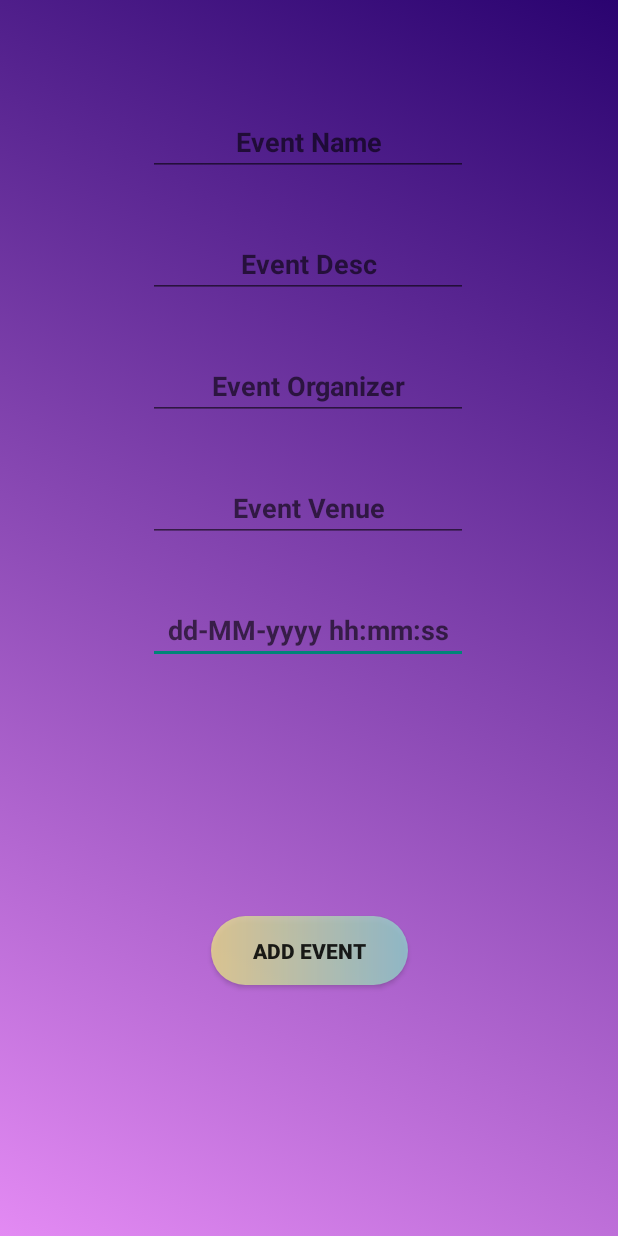
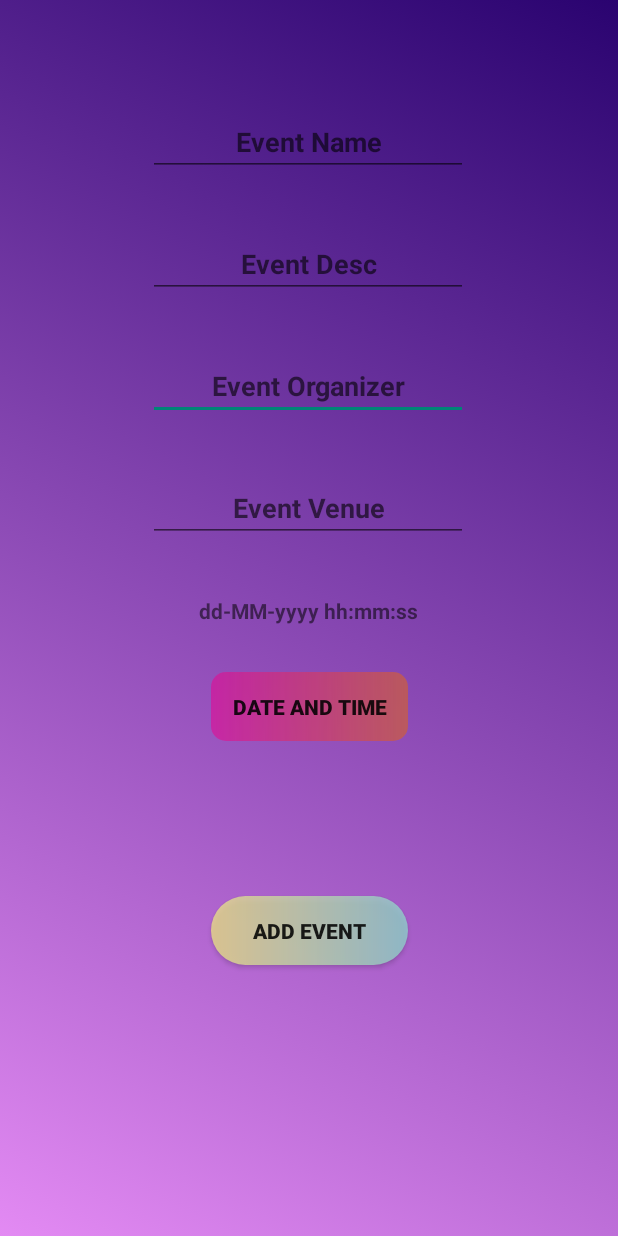
Before and after one commit to ankit20027/EventHUB, an Android app: the AddEventActivity screen opened directly, with no data from a screen before it, after a tap on "ADD EVENT", on a phone screen of 412 x 824 dp. Run offline under Robolectric (Android 15) with nearby library versions, the phone set to English and light mode, and no system bars; our stand-ins replace Firebase (no records; nobody signed in at launch, a user with empty details on screens opened directly).

Commit message:
FINAL COMMIT TO PROJECT

```diff
--- a/app/src/main/java/com/example/eventhub/AddEventActivity.java
+++ b/app/src/main/java/com/example/eventhub/AddEventActivity.java
@@ -3,12 +3,19 @@ package com.example.eventhub;
 import androidx.appcompat.app.AppCompatActivity;
 import androidx.constraintlayout.widget.ConstraintLayout;
 
+import android.app.DatePickerDialog;
+import android.app.TimePickerDialog;
 import android.content.Intent;
 import android.graphics.drawable.AnimationDrawable;
 import android.os.Bundle;
+import android.util.Log;
+import android.view.View;
 import android.widget.Button;
 import android.widget.CheckBox;
+import android.widget.DatePicker;
 import android.widget.EditText;
+import android.widget.TextView;
+import android.widget.TimePicker;
 import android.widget.Toast;
 
 import com.google.firebase.database.DataSnapshot;
@@ -17,14 +24,19 @@ import com.google.firebase.database.DatabaseReference;
 import com.google.firebase.database.FirebaseDatabase;
 import com.google.firebase.database.ValueEventListener;
 
+import java.text.SimpleDateFormat;
 import java.util.ArrayList;
+import java.util.Calendar;
 import java.util.List;
+import java.util.Locale;
 
 public class AddEventActivity extends AppCompatActivity {
     Button submitButton;
-    EditText nameTxt, venueTxt, descTxt, orgTxt, timeTxt;
+    EditText nameTxt, venueTxt, descTxt, orgTxt;
+    TextView timeTxt;
     CheckBox pastChkBox;
     DatabaseReference reff;
+    String Time = "01-01-2001 00:00:00";
     @Override
     protected void onCreate(Bundle savedInstanceState) {
         super.onCreate(savedInstanceState);
@@ -44,12 +56,63 @@ public class AddEventActivity extends AppCompatActivity {
         venueTxt = findViewById(R.id.venueText);
         orgTxt = findViewById(R.id.organizerText);
         timeTxt = findViewById(R.id.timeText);
+
+
+        Button button = findViewById(R.id.Date_Time);
+        button.setOnClickListener(new View.OnClickListener() {
+            @Override
+            public void onClick(View v) {
+                // Create a calendar instance to get the current date and time
+                Calendar calendar = Calendar.getInstance();
+
+                // Create a DatePickerDialog to allow the user to select the date
+                DatePickerDialog datePickerDialog = new DatePickerDialog(AddEventActivity.this,
+                        new DatePickerDialog.OnDateSetListener() {
+                            @Override
+                            public void onDateSet(DatePicker view, int year, int month, int dayOfMonth) {
+                                // Set the selected date on the calendar instance
+                                calendar.set(Calendar.YEAR, year);
+                                calendar.set(Calendar.MONTH, month);
+                                calendar.set(Calendar.DAY_OF_MONTH, dayOfMonth);
+
+                                // Create a TimePickerDialog to allow the user to select the time
+                                TimePickerDialog timePickerDialog = new TimePickerDialog(AddEventActivity.this,
+                                        new TimePickerDialog.OnTimeSetListener() {
+                                            @Override
+                                            public void onTimeSet(TimePicker view, int hourOfDay, int minute) {
+                                                // Set the selected time on the calendar instance
+                                                calendar.set(Calendar.HOUR_OF_DAY, hourOfDay);
+                                                calendar.set(Calendar.MINUTE, minute);
+
+                                                // Format the selected date and time into a string using SimpleDateFormat
+                                                SimpleDateFormat sdf = new SimpleDateFormat("dd-MM-yyyy HH:mm:ss", Locale.getDefault());
+                                                String formattedDateTime = sdf.format(calendar.getTime());
+
+                                                Time = formattedDateTime;
+                                                String finalTime = Time.substring(0, Time.length()-2) + "00";
+                                                Time = finalTime;
+                                                timeTxt.setText(finalTime);
+
+                                                // Do something with the formatted date and time string
+                                                Log.d("DateTime", finalTime);
+                                            }
+                                        }, calendar.get(Calendar.HOUR_OF_DAY), calendar.get(Calendar.MINUTE), true);
+                                timePickerDialog.show();
+                            }
+                        }, calendar.get(Calendar.YEAR), calendar.get(Calendar.MONTH), calendar.get(Calendar.DAY_OF_MONTH));
+                datePickerDialog.show();
+            }
+        });
+
+
+
         submitButton.setOnClickListener(view -> {
             String  name = nameTxt.getText().toString(),
                     desc = descTxt.getText().toString(),
                     venue = venueTxt.getText().toString(),
                     org = orgTxt.getText().toString(),
-                    time = timeTxt.getText().toString();
+//                    time = timeTxt.getText().toString();
+                    time = Time;
             reff.child("Clubs").child(clubName).push().setValue(new Event(name,time,venue,desc,org,false));
             reff.child("ClubsName").addValueEventListener(new ValueEventListener() {
                 @Override
--- a/app/src/main/res/layout/activity_add_event.xml
+++ b/app/src/main/res/layout/activity_add_event.xml
@@ -8,15 +8,14 @@
     android:id="@+id/constraint_ID"
     tools:context=".AddEventActivity">
 
-    <EditText
+    <TextView
         android:id="@+id/timeText"
         android:layout_width="wrap_content"
         android:layout_height="wrap_content"
         android:layout_marginTop="36dp"
         android:textStyle="bold"
         android:ems="10"
-        android:hint="dd-MM-yyyy hh:mm:ss"
-        android:inputType="textPersonName"
+        android:text="dd-MM-yyyy hh:mm:ss"
         android:textAlignment="center"
         app:layout_constraintEnd_toEndOf="parent"
         app:layout_constraintHorizontal_bias="0.497"
@@ -106,4 +105,17 @@
         app:layout_constraintEnd_toEndOf="parent"
         app:layout_constraintStart_toStartOf="parent"
         app:layout_constraintTop_toBottomOf="@+id/timeText" />
+
+    <Button
+        android:id="@+id/Date_Time"
+        android:layout_width="131dp"
+        android:layout_height="46dp"
+        android:background="@drawable/button_clubs"
+        android:text="Date and Time"
+        android:textStyle="bold"
+        app:layout_constraintBottom_toBottomOf="parent"
+        app:layout_constraintEnd_toEndOf="parent"
+        app:layout_constraintStart_toStartOf="parent"
+        app:layout_constraintTop_toBottomOf="@+id/timeText"
+        app:layout_constraintVertical_bias="0.086" />
 </androidx.constraintlayout.widget.ConstraintLayout>
```
Also changed, not shown: 1 other file.
